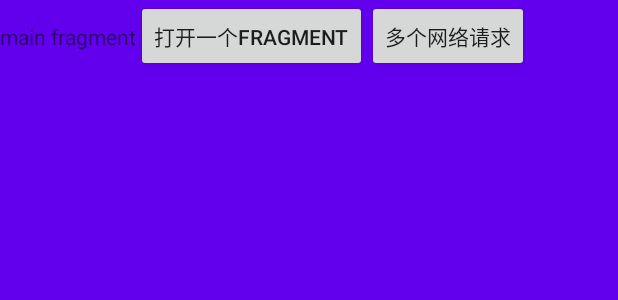
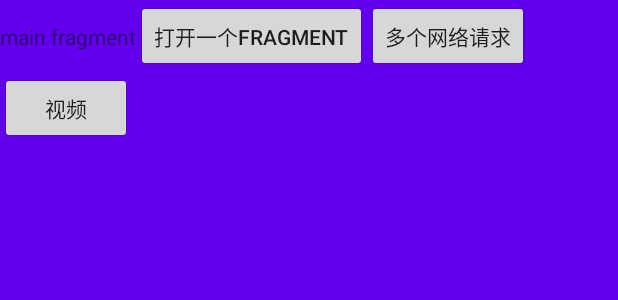
Before and after one commit to 84489556/mvvm_jetpack-android, an Android app: the layout fragment_main.xml on its own in the app's theme, with its tools: preview values and no code run, on a phone screen of 412 x 824 dp. Shown: the top 300 px of the screen. Run offline under Robolectric (Android 15) with nearby library versions, the phone set to English and light mode, and no system bars.

Commit message:
视频增加首页入口

```diff
--- a/Video/src/main/java/com/reactlibrary/view/CCVideoView.java
+++ b/Video/src/main/java/com/reactlibrary/view/CCVideoView.java
@@ -130,7 +130,9 @@ public class CCVideoView extends VideoBaseView   {
         }
     }
     public void stop(){
-
+        if (player != null){
+            player.stop();
+        }
     }
     public void seekTo(int position){
         if (player != null){
--- a/app/src/main/res/layout/fragment_main.xml
+++ b/app/src/main/res/layout/fragment_main.xml
@@ -16,8 +16,12 @@
     <LinearLayout
         android:layout_width="match_parent"
         android:layout_height="match_parent"
+        android:orientation="vertical"
         android:background="@color/colorPrimary">
-
+        <LinearLayout
+            android:layout_width="match_parent"
+            android:layout_height="wrap_content"
+            >
             <TextView
                 android:layout_width="wrap_content"
                 android:layout_height="wrap_content"
@@ -38,4 +42,13 @@
                 android:onClick="@{()->callback.moreHttpRequest()}"
                 />
         </LinearLayout>
+        <Button
+            android:layout_width="wrap_content"
+            android:layout_height="wrap_content"
+
+            android:onClick="@{()->callback.toVideo()}"
+            android:text="视频"
+            />
+
+    </LinearLayout>
 </layout>
```
Also changed, not shown: Video/src/main/java/com/reactlibrary/view/CCLiveReplayView.java (+20 -0 lines), Video/src/main/java/com/test/VideoTestActivity.java (+53 -4 lines), app/src/main/java/com/yd/huixuangu/ui/fragment/MainFragment.java (+7 -0 lines). Lines whose indentation alone changed are shown as unchanged.
